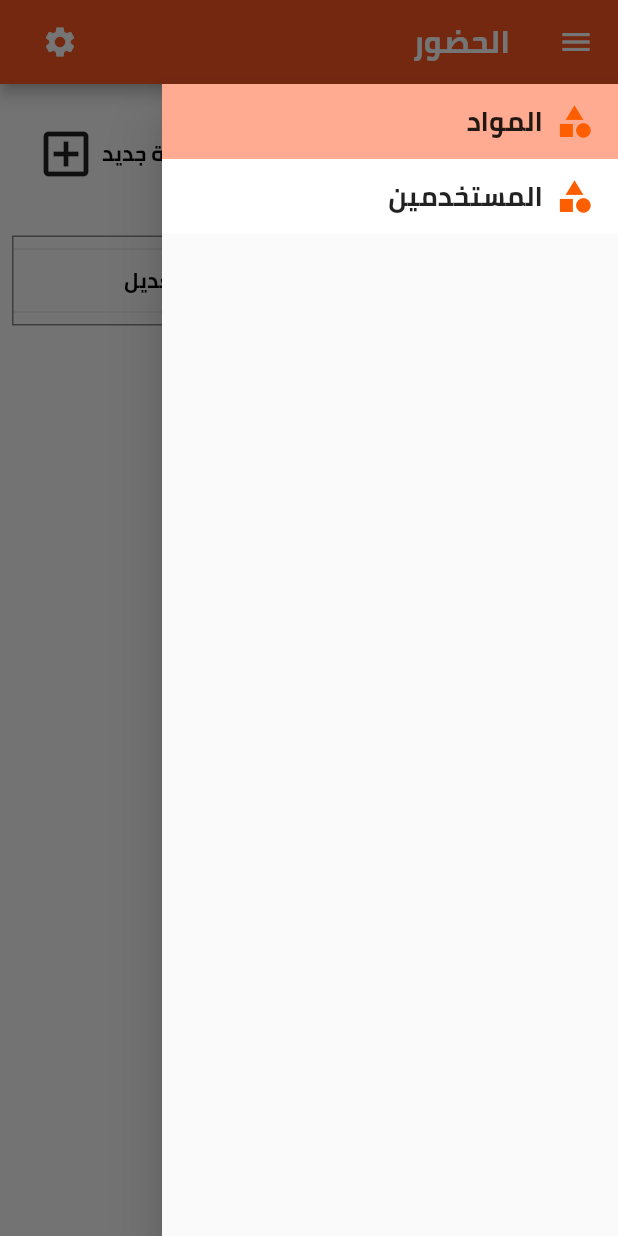
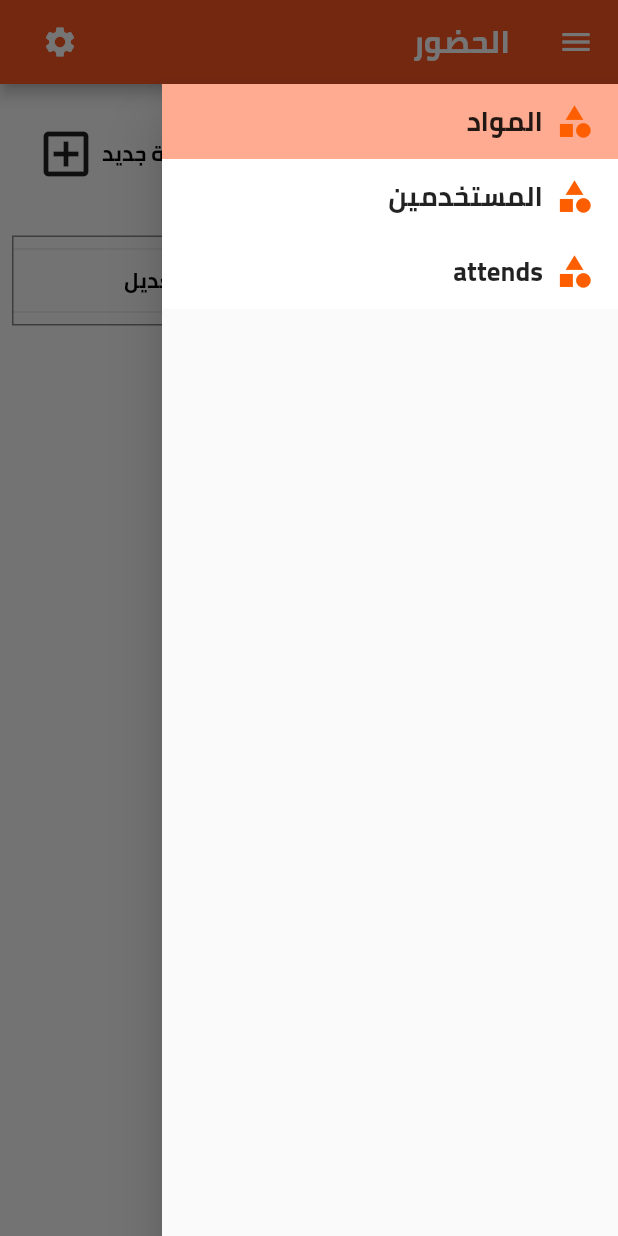
Before and after one commit to eslamfaisal/qr-student-attend-dashboard, a Flutter app: the NavigationContainer screen opened by its route, with the side drawer open, on a phone screen of 412 x 824 dp. Run offline on Flutter 3.47's test engine with Material 2 defaults, Android fonts, the phone set to English and light mode, and no system bars; our stand-ins replace cloud_firestore, easy_localization, firebase_auth, firebase_core, get_it, shared_preferences; missing offline and left inert: dart:html; accounts and stored records are empty.

```diff
--- a/lib/routs/app_router.dart
+++ b/lib/routs/app_router.dart
@@ -1,5 +1,6 @@
 import 'package:qr_attend/routs/routing_data.dart';
 import 'package:qr_attend/routs/routs_names.dart';
+import 'package:qr_attend/screens/attends/view/select_attends_type_screen.dart';
 import 'package:qr_attend/screens/subjects/view/subjects_screen.dart';
 import 'package:qr_attend/screens/login/view/login_screen.dart';
 import 'package:qr_attend/screens/navigation/navigation_index.dart';
@@ -33,9 +34,14 @@ class AppRouter {
             NavigationContainer(const SubjectsScreen(), CATEGORIES_INDEX),
             settings);
 
-      case RouteName.COUNTIRES_SCREEN:
+      case RouteName.USERS_SCREEN:
         return _getPageRoute(
             NavigationContainer(const SystemUsersScreen(), SYSTEM_USERS_INDEX),
+            settings);
+
+      case RouteName.SELECT_ATTENDS_TYPE_SCREEN:
+        return _getPageRoute(
+            NavigationContainer(const SelectAttendsTypeScreen(), ATTENDS_INDEX),
             settings);
 
       default:
--- a/lib/routs/routs_names.dart
+++ b/lib/routs/routs_names.dart
@@ -3,9 +3,6 @@ class RouteName {
   static const String LOGIN = '/login';
   static const String SUBJECTS_SCREEN = '/subjects';
   static const String HOME = '/home';
-  static const String COUNTIRES_SCREEN = '/countries';
-  static const String STORES_SCREEN = '/stores';
-  static const String STORE_COUPONS_OFFERS_SCREEN = '$STORES_SCREEN/coupons-offers';
-  static const String COUPONS_OFFERS_SCREEN = '/coupons-offers';
-  static const String NOTIFICATIONS_SCREEN = '/notifications';
+  static const String USERS_SCREEN = '/users';
+  static const String SELECT_ATTENDS_TYPE_SCREEN = '/attends';
 }
--- a/lib/screens/navigation/navigation_index.dart
+++ b/lib/screens/navigation/navigation_index.dart
@@ -1,2 +1,3 @@
 const CATEGORIES_INDEX = 0;
 const SYSTEM_USERS_INDEX = 1;
+const ATTENDS_INDEX = 2;
--- a/lib/screens/navigation/view/navigation_container.dart
+++ b/lib/screens/navigation/view/navigation_container.dart
@@ -150,7 +150,21 @@ class _NavigationContainerState extends State<NavigationContainer>
               ? Colors.deepOrange[200]!
               : Colors.white,
           () {
-            locator<NavigationService>().navigateTo(RouteName.COUNTIRES_SCREEN);
+            locator<NavigationService>().navigateTo(RouteName.USERS_SCREEN);
+          },
+          Icon(
+            Icons.category,
+            color: primaryColor,
+            size: 26,
+          ),
+        ),
+        DrawerItemWidget(
+          tr("attends"),
+          tabController!.index == ATTENDS_INDEX
+              ? Colors.deepOrange[200]!
+              : Colors.white,
+          () {
+            locator<NavigationService>().navigateTo(RouteName.SELECT_ATTENDS_TYPE_SCREEN);
           },
           Icon(
             Icons.category,
```
Also changed, not shown: lib/screens/attends/view/select_attends_type_screen.dart (+44 -2 lines), lib/screens/attends/viewmodel/select_attend_type_view_model.dart (+20 -2 lines).
